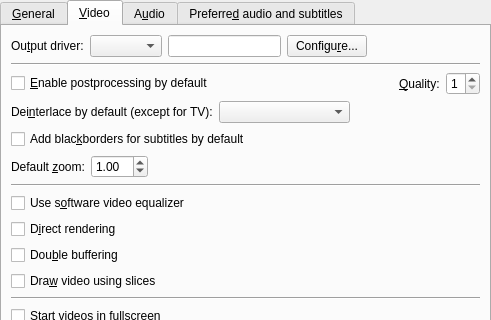
smplayer-dev/smplayer, file src/prefgeneral.ui: the form before one commit; both pictures show x 0 to 491 and y 0 to 320 of the 491 by 554 pixel window.
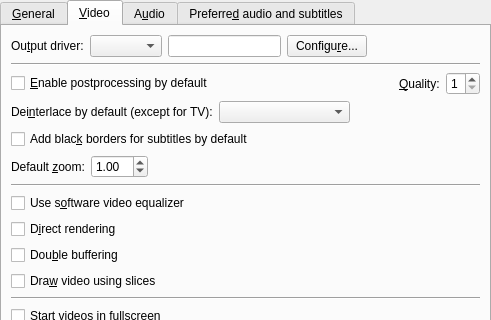
The form after the commit. The open tabs and pages were chosen to show the change. Custom widgets are drawn as their Qt base class.

Commit message: Fix: blackborders => black borders

```diff
--- a/src/prefgeneral.ui
+++ b/src/prefgeneral.ui
@@ -513,7 +513,7 @@
        <item>
         <widget class="QCheckBox" name="blackborders_check">
          <property name="text">
-          <string>Add blac&amp;kborders for subtitles by default</string>
+          <string>Add blac&amp;k borders for subtitles by default</string>
          </property>
         </widget>
        </item>
```
The commit also changes 1 other file.
